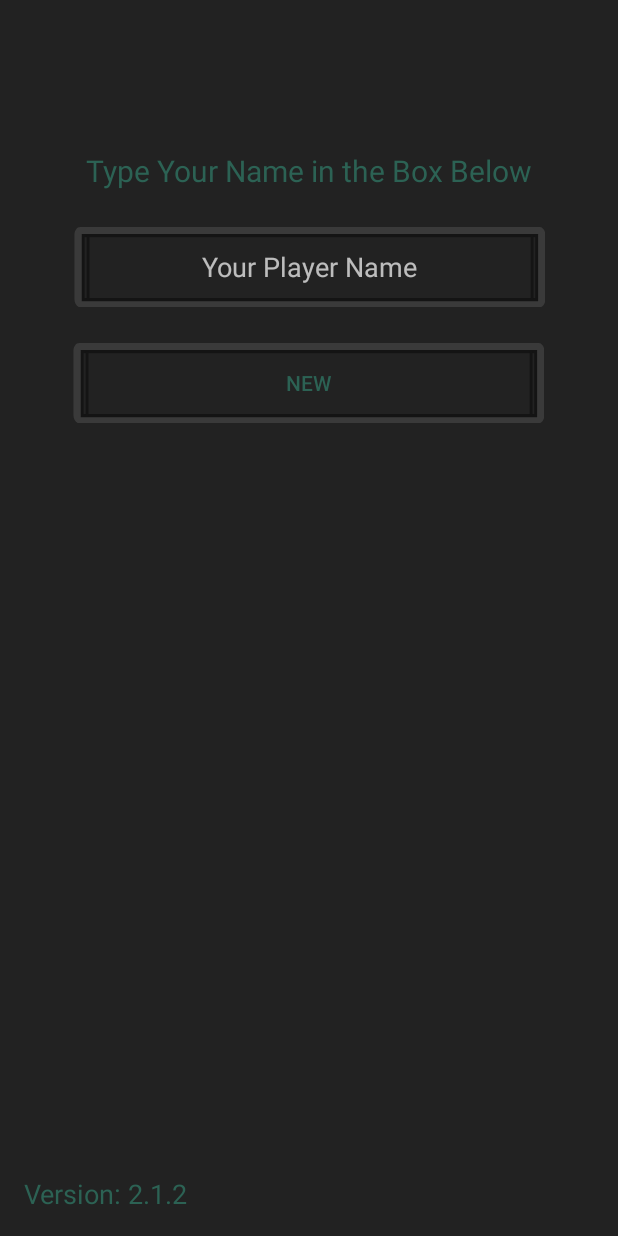
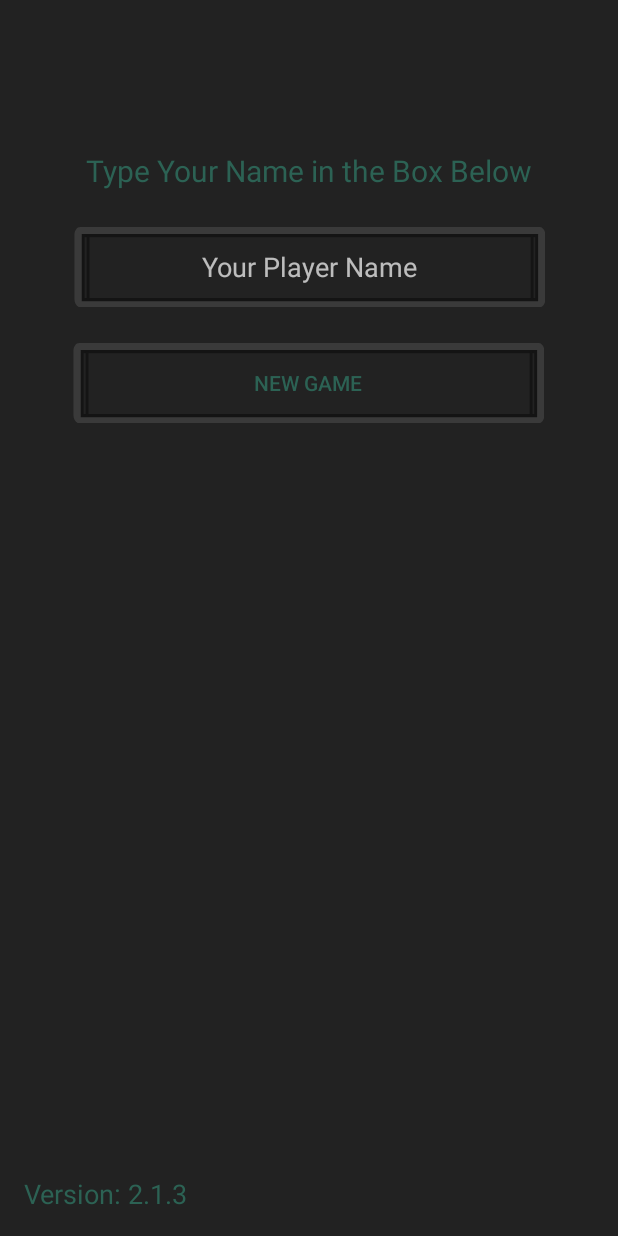
Before and after one commit to Geoffery10/Tangent, an Android app: the NewContinueActivity screen opened directly, with no data from a screen before it, on a phone screen of 412 x 824 dp. Run offline under Robolectric (Android 15) with nearby library versions, the phone set to English and light mode, and no system bars.

Commit message:
Updated Backgrounds and New Game Menu

```diff
--- a/app/build.gradle
+++ b/app/build.gradle
@@ -6,8 +6,8 @@ android {
         applicationId "com.thecoredepository.tangent"
         minSdkVersion 15
         targetSdkVersion 28
-        versionCode 12
-        versionName "2.1.2"
+        versionCode 13
+        versionName "2.1.3"
         testInstrumentationRunner "android.support.test.runner.AndroidJUnitRunner"
     }
     buildTypes {
--- a/app/src/main/java/com/thecoredepository/tangent/GameActivity.java
+++ b/app/src/main/java/com/thecoredepository/tangent/GameActivity.java
@@ -215,7 +215,7 @@ public class GameActivity extends AppCompatActivity
                 animBackground.start();
                 break;
             case 3:
-                imgBackground.setBackgroundResource(R.drawable.background_2_computer);
+                imgBackground.setBackgroundResource(R.drawable.background_3_storefront);
                 break;
             case 4:
                 imgBackground.setBackgroundResource(R.drawable.background_4_messyroom);
--- a/app/src/main/java/com/thecoredepository/tangent/story/GenerateStory.java
+++ b/app/src/main/java/com/thecoredepository/tangent/story/GenerateStory.java
@@ -125,7 +125,7 @@ public class GenerateStory
                 charName, speechText, continueTrue, optionA, optionB, leftChild, rightChild));
 
         key = "3_2";
-        background = 2;
+        background = 4;
         forground = -1;
         music = -1;
         sound = -1;
@@ -211,7 +211,7 @@ public class GenerateStory
 
 		//=============================STAGE 06==================================
 		key = "6_2";
-        background = -1;
+        background = 3;
         forground = -1;
         music = -1;
         sound = -1;
@@ -227,7 +227,7 @@ public class GenerateStory
                 charName, speechText, continueTrue, optionA, optionB, leftChild, rightChild));
 
 		key = "6_3";
-        background = -1;
+        background = 3;
         forground = -1;
         music = -1;
         sound = -1;
--- a/app/src/main/res/layout/activity_new_continue.xml
+++ b/app/src/main/res/layout/activity_new_continue.xml
@@ -33,7 +33,7 @@
                 android:layout_height="53dp"
                 android:layout_marginTop="32dp"
                 android:background="@drawable/ic_button"
-                android:text="Continue"
+                android:text="Continue Game"
                 android:textColor="@color/colorAccent"
                 app:layout_constraintEnd_toEndOf="parent"
                 app:layout_constraintHorizontal_bias="0.494"
@@ -46,7 +46,7 @@
                 android:layout_height="53dp"
                 android:layout_marginTop="24dp"
                 android:background="@drawable/ic_button"
-                android:text="New"
+                android:text="New Game"
                 android:textColor="@color/colorAccent"
                 app:layout_constraintEnd_toEndOf="parent"
                 app:layout_constraintHorizontal_bias="0.494"
```
